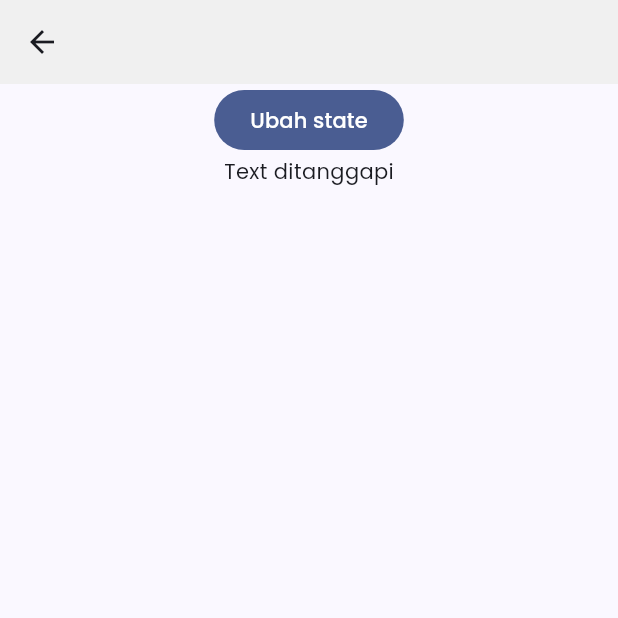
After one commit to Capstone-Alta-19/flutter-ecomplaint, a Flutter app: the Tester screen opened directly, on a phone screen of 412 x 824 dp, the top half of it. The commit adds this screen. Run offline on Flutter 3.47's test engine with Material 2 defaults, Android fonts, the phone set to English and light mode, and no system bars; our stand-ins replace introduction_screen.

Commit message:
Tester logic

```diff
--- a/lib/main.dart
+++ b/lib/main.dart
@@ -3,6 +3,7 @@ import 'package:flutter_ecomplaint/config/colors.dart';
 import 'package:flutter_ecomplaint/screen/isi_berita_laporan_page.dart';
 
 import 'package:flutter_ecomplaint/screen/splash_screen_page.dart';
+import 'package:flutter_ecomplaint/screen/tester.dart';
 
 void main() {
   runApp(const MyApp());
--- /dev/null
+++ b/lib/screen/tester.dart
@@ -0,0 +1,66 @@
+import 'package:flutter/material.dart';
+import 'package:flutter_ecomplaint/config/colors.dart';
+
+class Tester extends StatefulWidget {
+  const Tester({super.key});
+
+  @override
+  State<Tester> createState() => _TesterState();
+}
+
+class _TesterState extends State<Tester> {
+  bool isDitanggapi = true;
+  List ditanggapi = [];
+  String foto = "";
+  String video = "";
+
+  @override
+  void initState() {
+    isDitanggapi = true;
+    super.initState();
+  }
+
+  // void checkFormStatus() {
+  //   setState(() {
+  //     isDitanggapi = ditanggapi.isNotEmpty;
+  //   });
+  // }
+
+  @override
+  Widget build(BuildContext context) {
+    return Scaffold(
+      appBar: AppBar(),
+      body: SizedBox(
+        height: MediaQuery.of(context).size.height,
+        child: Center(
+          child: Column(
+            children: [
+              FilledButton(
+                  onPressed: () {
+                    setState(() {});
+                  },
+                  child: const Text("Ubah state")),
+              Builder(builder: (_) {
+                if (ditanggapi.isNotEmpty) {
+                  return Text("Text Aja");
+                } else if (ditanggapi.isEmpty) {
+                  return Text("Text ditanggapi");
+                } else if (ditanggapi.isEmpty) {
+                  return Text("Text foto");
+                } else if (ditanggapi.isEmpty) {
+                  return Text("Text Foto Ditanggapi");
+                } else if (ditanggapi.isEmpty) {
+                  return Text("Text Video");
+                } else if (ditanggapi.isEmpty) {
+                  return Text("Text vIDEO ditanggapi");
+                } else {
+                  return Text("Data kosong");
+                }
+              }),
+            ],
+          ),
+        ),
+      ),
+    );
+  }
+}
```
